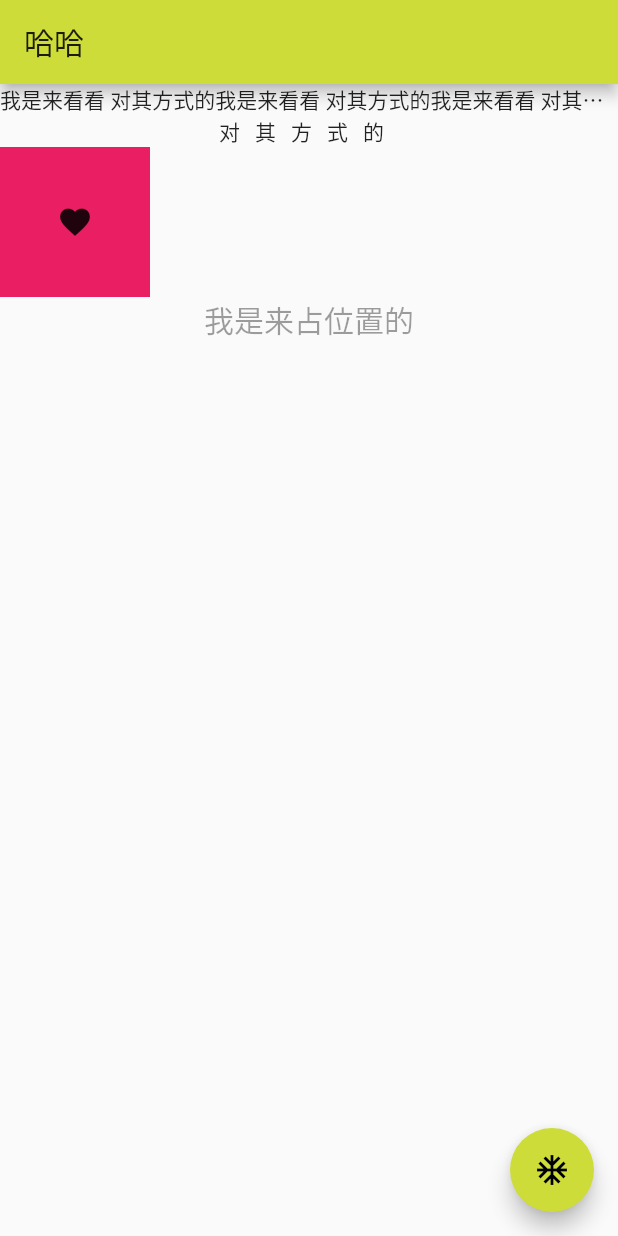
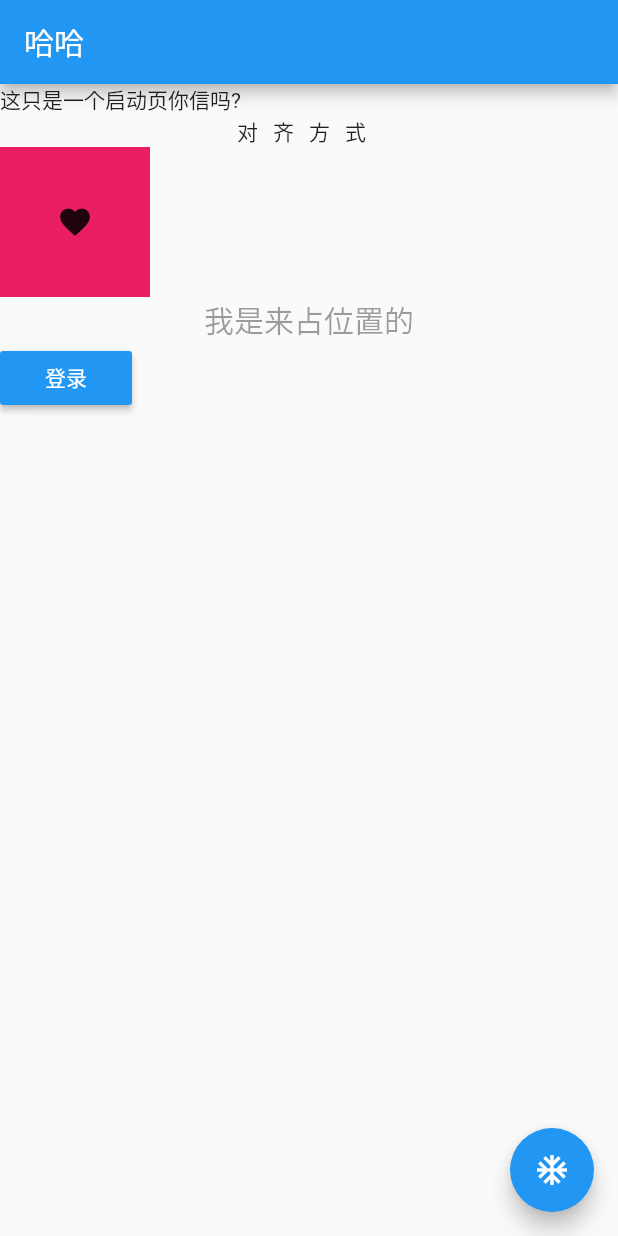
Before and after one commit to goodluckforme/flutter_try, a Flutter app: the screen it shows after launch, after a tap on the "do not disturb alt" icon, on a phone screen of 412 x 824 dp. Run offline on Flutter 3.47's test engine with Material 2 defaults, Android fonts, the phone set to English and light mode, and no system bars.

Commit message:
xiaban tijiao

```diff
--- a/lib/app/FirstPage.dart
+++ b/lib/app/FirstPage.dart
@@ -2,8 +2,13 @@ import 'package:flutter/material.dart';
 import 'package:flutter_demo/app/home/NicePage.dart';
 
 class FirstPage extends StatefulWidget {
+  final userName;
+
+  FirstPage(this.userName);
+
   @override
   State<StatefulWidget> createState() => new FirstPageState();
+
 }
 
 class FirstPageState extends State<StatefulWidget>
@@ -25,6 +30,7 @@ class FirstPageState extends State<StatefulWidget>
     new NicePage()
   ];
 
+
   @override
   void initState() {
     super.initState();
@@ -41,7 +47,7 @@ class FirstPageState extends State<StatefulWidget>
   Widget build(BuildContext context) {
     return new Scaffold(
       appBar: new AppBar(
-        title: new Text("ReadHub"),
+        title: new Text("首页"),
         bottom: new TabBar(
           tabs: titleList,
           controller: controller,
--- a/lib/app/MainPage.dart
+++ b/lib/app/MainPage.dart
@@ -1,4 +1,5 @@
 import 'package:flutter/material.dart';
+import 'package:flutter_demo/app/FirstPage.dart';
 
 class MainPage extends StatefulWidget {
   final String title;
@@ -23,10 +24,10 @@ class MainPagePageState extends State<MainPage> {
           direction: Axis.horizontal,
           alignment: WrapAlignment.start,
           children: <Widget>[
-            new Text("我是来看看 对其方式的我是来看看 对其方式的我是来看看 对其方式的\n",
+            new Text("这只是一个启动页你信吗?\n",
               overflow: TextOverflow.ellipsis, maxLines: 1,),
             new Center(
-              child: new Text("对其方式的",
+              child: new Text("对齐方式",
                 overflow: TextOverflow.ellipsis,
                 textAlign: TextAlign.right,
                 style: new TextStyle(
@@ -61,6 +62,32 @@ class MainPagePageState extends State<MainPage> {
                         child: new Text("我是来占位置的")
                     ))
             ),
+            new Builder(builder: (BuildContext context) {
+              return new RaisedButton(
+                  onPressed: () {
+                    var userName = "密码";
+                    var passWord = "密码";
+                    if (userName == passWord) {
+                      Navigator.of(context).push(new PageRouteBuilder(
+                          pageBuilder: (BuildContext context,
+                              Animation<double> animation,
+                              Animation<double> secondaryAnimation) {
+                            return new FirstPage(userName);
+                          }));
+                    } else {
+                      Scaffold.of(context).showSnackBar(
+                          new SnackBar(content: new Text("登录失败，用户名密码有误")));
+                    }
+                    onTextClear();
+                  },
+                  color: Colors.blue,
+                  highlightColor: Colors.lightBlueAccent,
+                  disabledColor: Colors.lightBlueAccent,
+                  child: new Text(
+                    "登录",
+                    style: new TextStyle(color: Colors.white),
+                  ));
+            })
           ]),
       floatingActionButton: new FloatingActionButton(
         onPressed: _incrementCounter,
@@ -90,5 +117,11 @@ class MainPagePageState extends State<MainPage> {
 
   void doubeClick() {
     print("我被双击了!");
+//    Navigator.of(context).pop();
+    Navigator.of(context).pushNamed("/NicePage");
+  }
+
+  void onTextClear() {
+    Navigator.of(context).pushNamed("/WebPage");
   }
 }
--- a/lib/main.dart
+++ b/lib/main.dart
@@ -1,12 +1,16 @@
 import 'package:flutter/material.dart';
 import 'package:flutter_demo/app/MainPage.dart';
+import 'package:flutter_demo/app/home/NicePage.dart';
 
 void main() {
   runApp(
       new MaterialApp(
         title: '这是个啥?',
+        routes: <String, WidgetBuilder>{
+          '/NicePage': (BuildContext context) => new NicePage(),
+        },
         theme: new ThemeData(
-          primarySwatch: Colors.lime,
+          primarySwatch: Colors.blue,
         ),
         home: new MainPage("哈哈"),
       )
```
